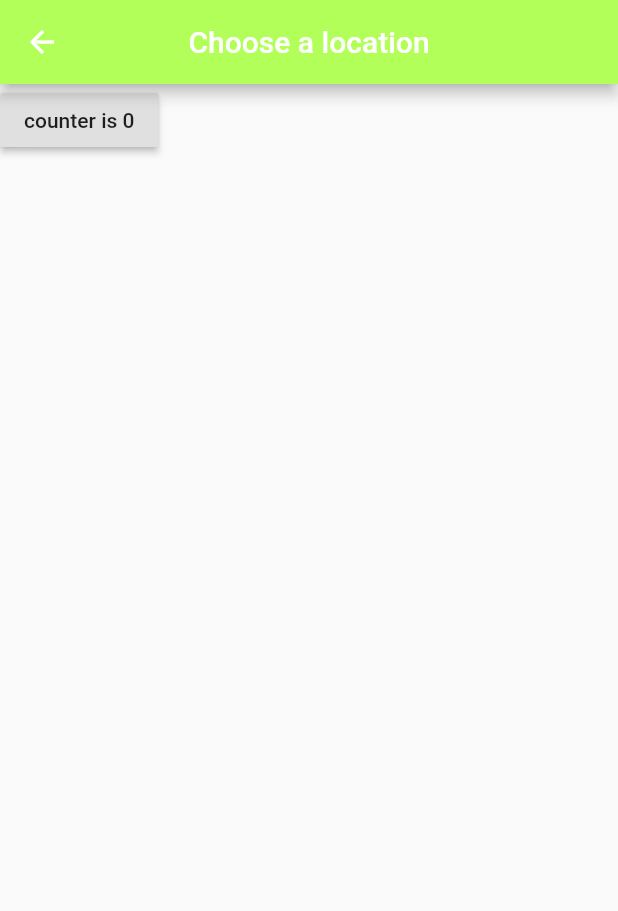
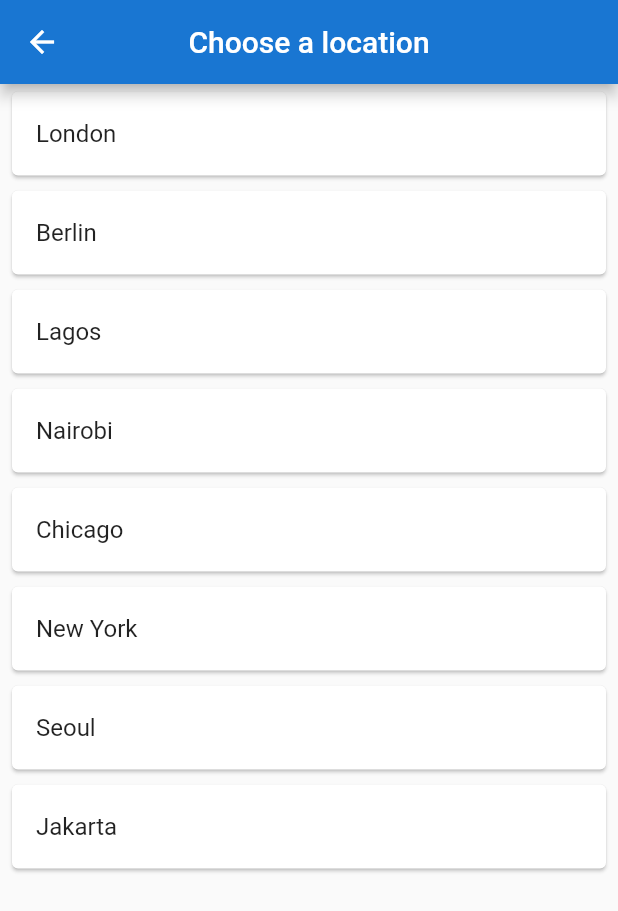
Before and after one commit to olu-damilare/world_time_app, a Flutter app: the ChooseLocation screen opened by its route, on a phone screen of 412 x 824 dp. Shown: the top 911 px of the screen. Run offline on Flutter 3.47's test engine with Material 2 defaults, Android fonts, the phone set to English and light mode, and no system bars; network calls fail.

Commit message:
added features

```diff
--- a/lib/pages/choose_location.dart
+++ b/lib/pages/choose_location.dart
@@ -1,4 +1,5 @@
 import 'package:flutter/material.dart';
+import 'package:world_time/pages/services/world_time.dart';
 
 class ChooseLocation extends StatefulWidget {
   const ChooseLocation({Key? key}) : super(key: key);
@@ -9,24 +10,51 @@ class ChooseLocation extends StatefulWidget {
 
 class _ChooseLocationState extends State<ChooseLocation> {
 
-  int counter = 0;
+  List<WorldTime> locations = [
+    WorldTime( 'London', 'Europe/London'),
+    WorldTime('Berlin', 'Europe/Berlin'),
+    WorldTime('Lagos', 'Africa/Lagos'),
+    WorldTime('Nairobi', 'Africa/Nairobi'),
+    WorldTime('Chicago', 'America/Chicago'),
+    WorldTime('New York', 'America/New_York'),
+    WorldTime('Seoul', 'Asia/Seoul'),
+    WorldTime('Jakarta', 'Asia/Jakarta'),
+  ];
 
+  void updateTime(index) async {
+    WorldTime instance = locations[index];
+    await instance.getTime();
+    Navigator.pop(context, {
+      'location': instance.location,
+      'time': instance.time,
+      'isDaytime': instance.isDaytime,
+      }
+    );
+  }
 
   @override
   Widget build(BuildContext context) {
     return Scaffold(
       appBar: AppBar(
-        backgroundColor: Colors.lightGreenAccent,
+        backgroundColor: Colors.blue[700],
         title: Text("Choose a location"),
         centerTitle: true,
       ),
-      body: RaisedButton(
-        onPressed: () {
-          setState(() {
-            counter++;
-          });
-        },
-        child:  Text("counter is $counter"),
+      body: ListView.builder(
+        itemCount: locations.length,
+        itemBuilder: (context, index){
+          return Padding(
+            padding: const EdgeInsets.symmetric(vertical: 1.0, horizontal: 4.0 ),
+            child: Card(
+              child: ListTile(
+                onTap: () {
+                  updateTime(index);
+                },
+                title: Text(locations[index].location),
+              )
+            ),
+          );
+        }
       )
     );
   }
```
